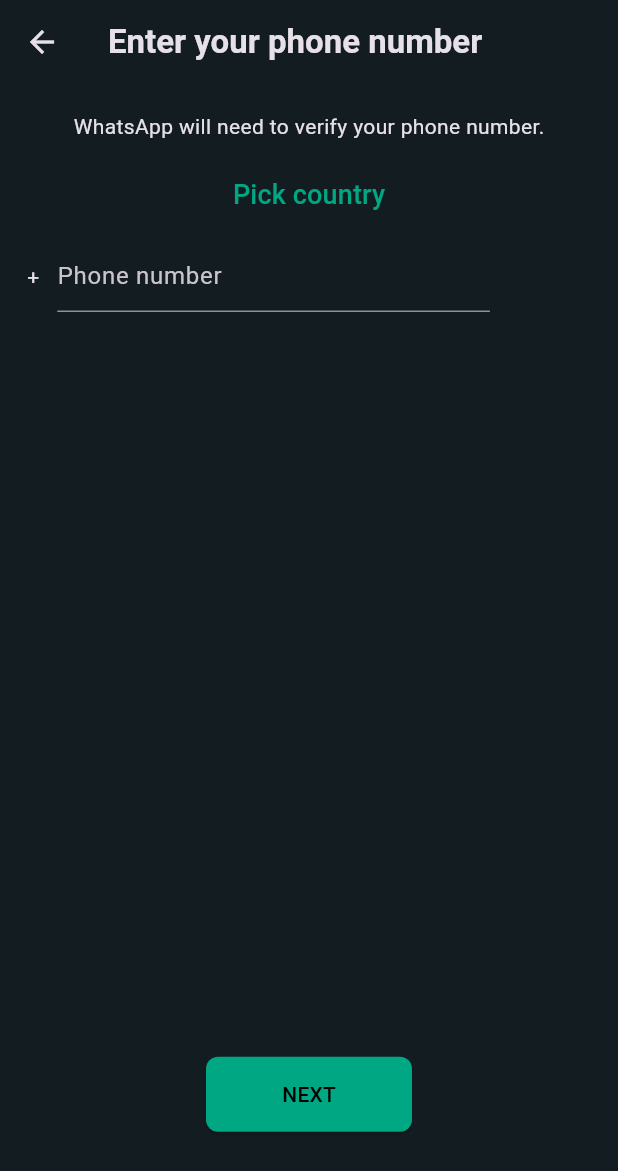
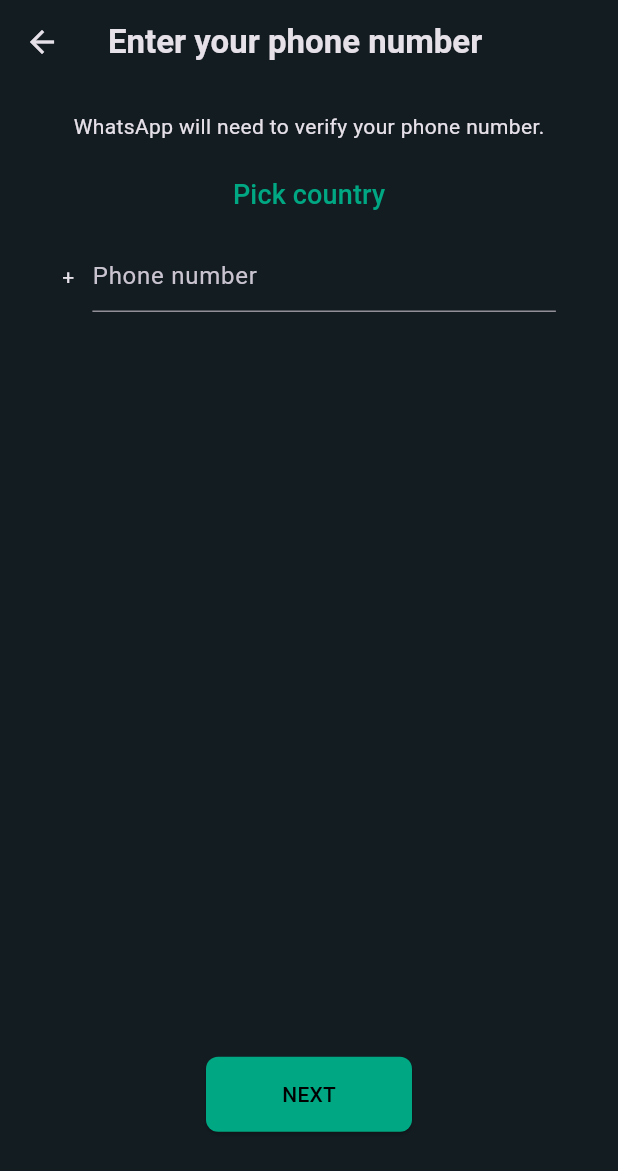
Before and after one commit to powdevlin12/dat_chat_app, a Flutter app: the screen it shows after launch, after a tap on "AGREE AND CONTINUTE", on a phone screen of 412 x 824 dp. Shown: the top 1171 px of the screen. Run offline on Flutter 3.47's test engine with Material 3 defaults, Android fonts, the phone set to English and light mode, and no system bars; our stand-ins replace country_picker, gap.

Commit message:
style : fix style text field

```diff
--- a/lib/features/auth/screens/login_screen.dart
+++ b/lib/features/auth/screens/login_screen.dart
@@ -70,13 +70,14 @@
                 ),
                 Gap(6),
                 Row(
+                  mainAxisAlignment: MainAxisAlignment.center,
                   children: [
                     Text(country?.phoneCode != null
                         ? '+${country!.phoneCode}'
                         : '+'),
                     Gap(12),
                     SizedBox(
-                      width: size.width * 0.7,
+                      width: size.width * 0.75,
                       child: TextField(
                         controller: phoneController,
                         decoration: InputDecoration(hintText: 'Phone number'),
```
